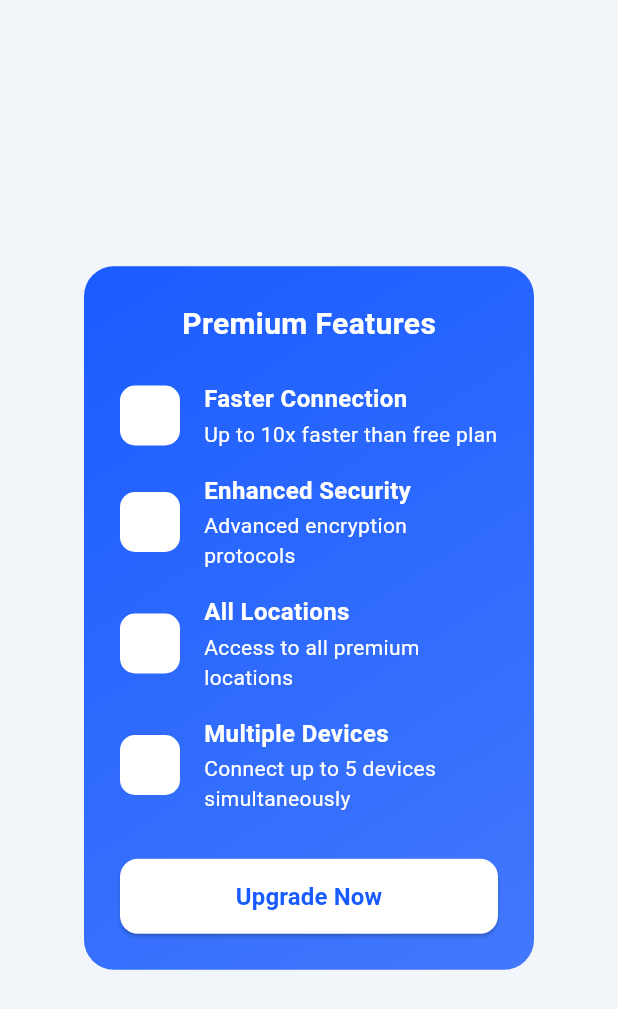
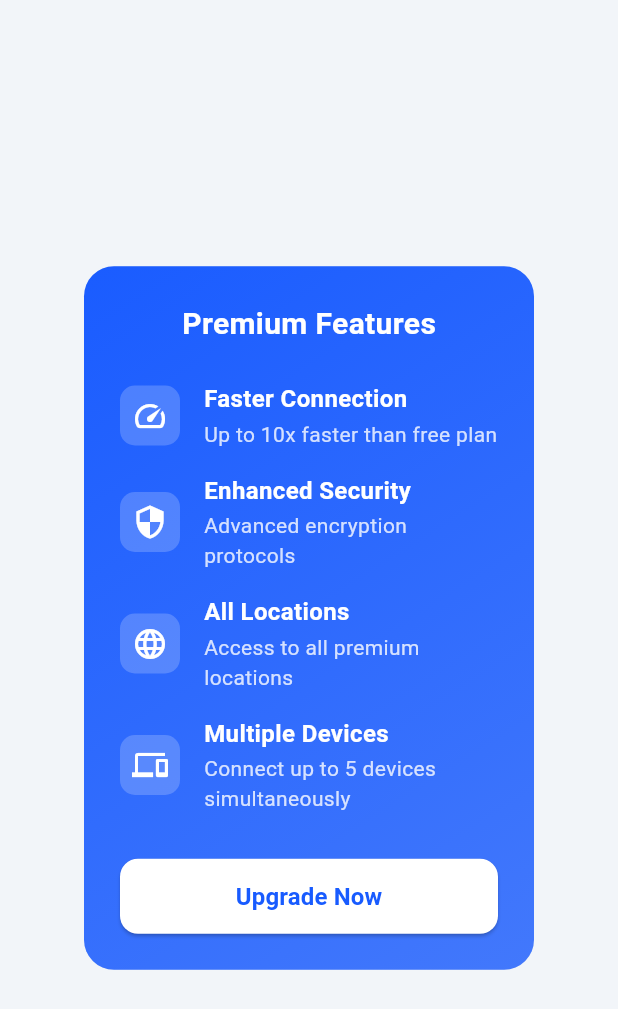
Before and after one commit to ibrahim-ylmz/flutter-vpn-case-study, a Flutter app: the PremiumDialog widget shown alone on an empty page, opened directly, on a phone screen of 412 x 824 dp. Shown: the top 1009 px of the screen. Run offline on Flutter 3.47's test engine with Material 3 defaults, Android fonts, the phone set to English and light mode, and no system bars; our stand-ins replace auto_route, equatable, flutter_bloc, flutter_svg, get_it.

Commit message:
Fixed color alpha calculation in PremiumDialog widget

```diff
--- a/lib/feature/home/presentation/widgets/premium_dialog.dart
+++ b/lib/feature/home/presentation/widgets/premium_dialog.dart
@@ -107,7 +107,7 @@ class PremiumDialog extends StatelessWidget {
         Container(
           padding: const EdgeInsets.all(8),
           decoration: BoxDecoration(
-            color: onPrimaryColor..withAlpha((0.2 * 255).toInt()),
+            color: onPrimaryColor.withAlpha((0.2 * 255).toInt()),
             borderRadius: BorderRadius.circular(10),
           ),
           child: Icon(icon, color: onPrimaryColor, size: 24),
@@ -129,7 +129,7 @@ class PremiumDialog extends StatelessWidget {
               Text(
                 description,
                 style: TextStyle(
-                  color: onPrimaryColor..withAlpha((0.8 * 255).toInt()),
+                  color: onPrimaryColor.withAlpha((0.8 * 255).toInt()),
                   fontSize: 14,
                 ),
               ),
```
